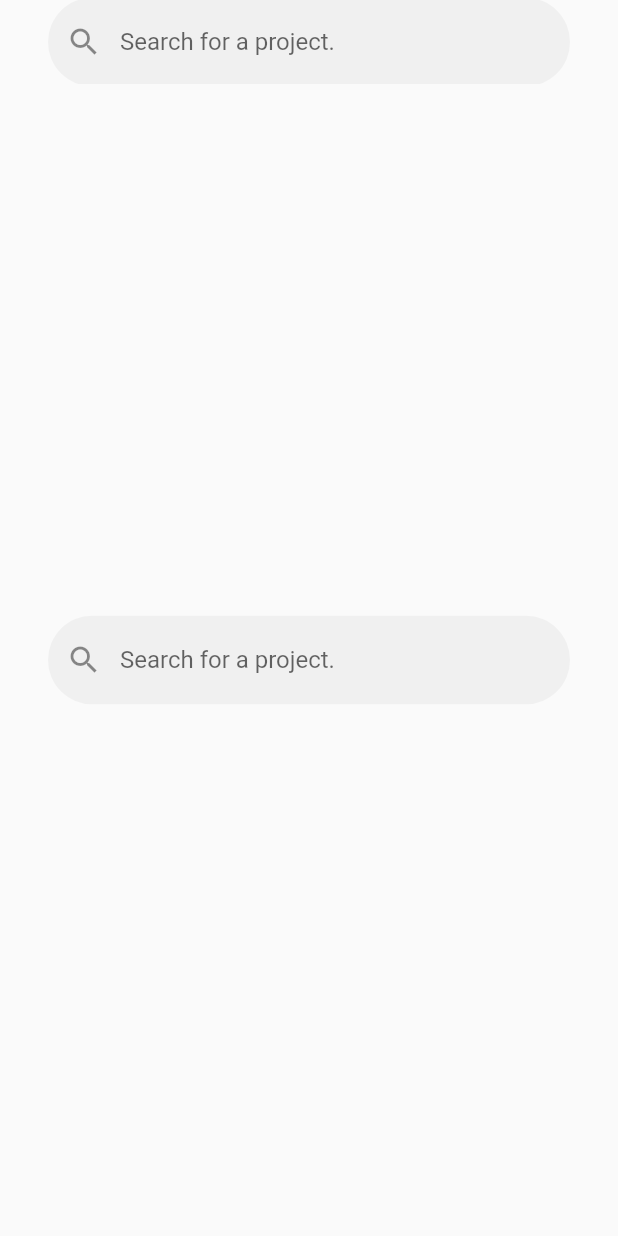
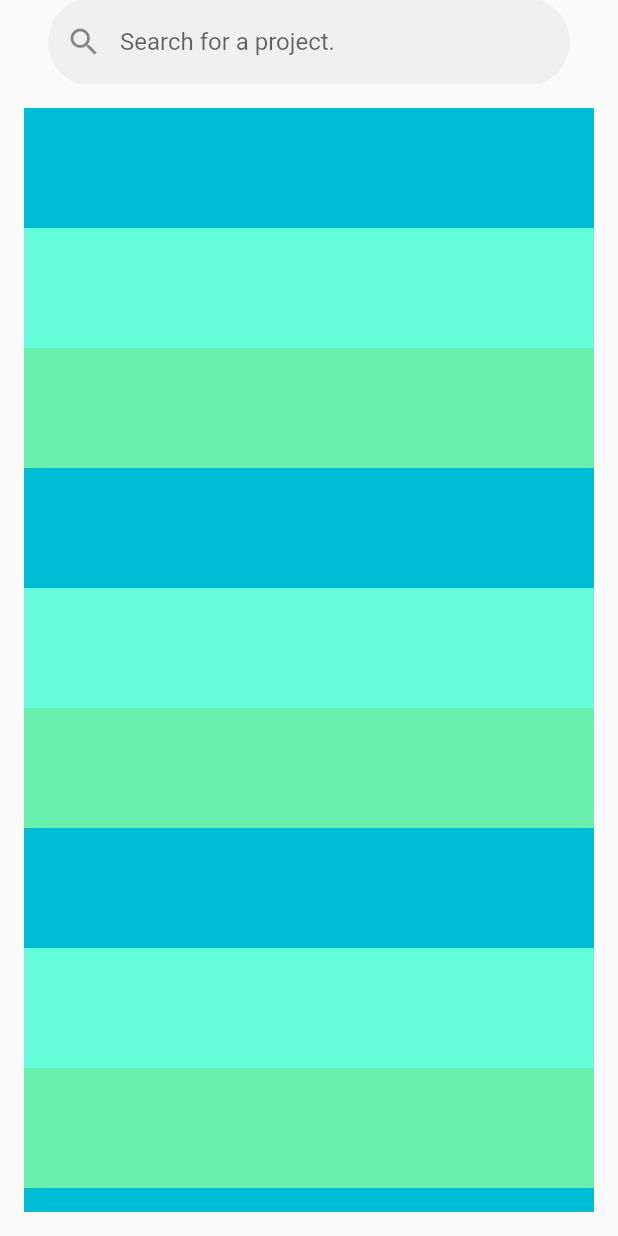
Before and after one commit to kiyokawakouji/github-connect, a Flutter app: the screen it shows after launch, on a phone screen of 412 x 824 dp. Run offline on Flutter 3.47's test engine with Material 2 defaults, Android fonts, the phone set to English and light mode, and no system bars.

Commit message:
リスト表示

```diff
--- a/lib/view/search_result_view.dart
+++ b/lib/view/search_result_view.dart
@@ -10,6 +10,8 @@ class SearchResultView extends StatefulWidget {
 }
 
 class _SearchResultViewState extends State<SearchResultView> {
+  List<Color> colorList = [Colors.cyan, Colors.tealAccent, Colors.greenAccent];
+
   @override
   Widget build(BuildContext context) {
     return Scaffold(
@@ -22,9 +24,14 @@ class _SearchResultViewState extends State<SearchResultView> {
       ),
       body: Padding(
         padding: const EdgeInsets.all(16),
-        child: Center(
-          child: _SearchBarWidget(),
-        ),
+        child: Center(child: ListView.builder(
+          itemBuilder: (BuildContext context, int index) {
+            return Container(
+              height: 80,
+              color: colorList[index % colorList.length],
+            );
+          },
+        )),
       ),
     );
   }
```
